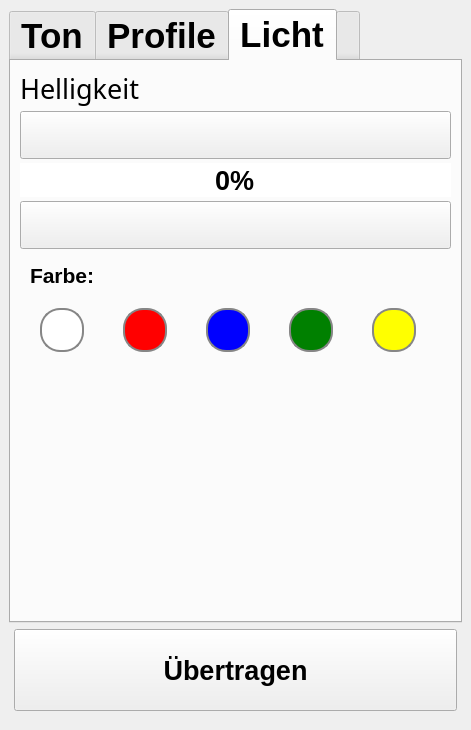
Sammasas/Klingelball-App, file klingelballui.ui: the form before one commit.
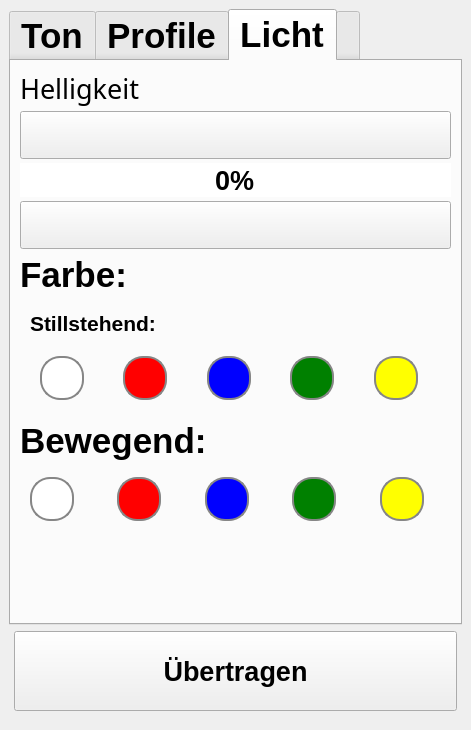
The form after the commit. The open tabs and pages were chosen to show the change. Icons and pictures are not drawn.

Patch:
```diff
--- a/klingelballui.ui
+++ b/klingelballui.ui
@@ -17,7 +17,7 @@
    <string notr="true">QPushButton{border-image: url(:/new/prefix1/ButtonUp.png);}</string>
   </property>
   <widget class="QWidget" name="centralwidget">
-   <layout class="QVBoxLayout" name="verticalLayout_2" stretch="20,3">
+   <layout class="QVBoxLayout" name="verticalLayout_2" stretch="0,3">
     <item>
      <widget class="QTabWidget" name="tabWidget">
       <property name="enabled">
@@ -919,7 +919,7 @@
        </attribute>
        <layout class="QVBoxLayout" name="verticalLayout_9">
         <item>
-         <layout class="QVBoxLayout" name="Helligkeit_Layout" stretch="4,4,4,4,0">
+         <layout class="QVBoxLayout" name="Helligkeit_Layout" stretch="4,4,4,4">
           <property name="spacing">
            <number>4</number>
           </property>
@@ -1047,38 +1047,48 @@
             </property>
            </widget>
           </item>
-          <item>
-           <layout class="QGridLayout" name="Stillstehend_Farbe_Layout" rowminimumheight="0,60">
-            <property name="leftMargin">
-             <number>10</number>
-            </property>
-            <property name="topMargin">
-             <number>10</number>
-            </property>
-            <property name="rightMargin">
-             <number>10</number>
-            </property>
-            <property name="bottomMargin">
-             <number>5</number>
-            </property>
-            <property name="verticalSpacing">
-             <number>10</number>
-            </property>
-            <item row="1" column="3">
-             <widget class="QRadioButton" name="radioButton_3">
-              <property name="styleSheet">
-               <string notr="true">QRadioButton{
+         </layout>
+        </item>
+        <item>
+         <widget class="QLabel" name="Farbe_Label">
+          <property name="text">
+           <string>Farbe:</string>
+          </property>
+         </widget>
+        </item>
+        <item>
+         <layout class="QGridLayout" name="Stillstehend_Farbe_Layout">
+          <property name="leftMargin">
+           <number>10</number>
+          </property>
+          <property name="topMargin">
+           <number>10</number>
+          </property>
+          <property name="rightMargin">
+           <number>10</number>
+          </property>
+          <property name="bottomMargin">
+           <number>5</number>
+          </property>
+          <property name="verticalSpacing">
+           <number>10</number>
+          </property>
+          <item row="1" column="1">
+           <widget class="QRadioButton" name="Stillstehend_Farbe_Weiss">
+            <property name="styleSheet">
+             <string notr="true">QRadioButton{
 	background-color: none;
 	margin-top: 10px;
 	margin-bottom: 10px;
 	margin-left: 10px;
 	margin-right: 10px;
 }
+
 QRadioButton::indicator{
-	background-color: blue;
+	background-color: white;
 	width: 40px;
 	height: 40px;
-	border: none;
+	border: 2px solid #868686;
 	border-radius: 20px;
 }
 
@@ -1089,17 +1099,18 @@
 QRadioButton::indicator::unchecked{
 	border: 2px solid #868686;
 }
+
 </string>
-              </property>
-              <property name="text">
-               <string/>
-              </property>
-             </widget>
-            </item>
-            <item row="1" column="2">
-             <widget class="QRadioButton" name="radioButton_2">
-              <property name="styleSheet">
-               <string notr="true">QRadioButton{
+            </property>
+            <property name="text">
+             <string/>
+            </property>
+           </widget>
+          </item>
+          <item row="1" column="2">
+           <widget class="QRadioButton" name="Stillstehend_Farbe_Rot">
+            <property name="styleSheet">
+             <string notr="true">QRadioButton{
 	background-color: none;
 	margin-top: 10px;
 	margin-bottom: 10px;
@@ -1122,16 +1133,16 @@
 border: 2px solid #868686;
 }
 </string>
-              </property>
-              <property name="text">
-               <string/>
-              </property>
-             </widget>
-            </item>
-            <item row="1" column="5">
-             <widget class="QRadioButton" name="radioButton_5">
-              <property name="styleSheet">
-               <string notr="true">QRadioButton{
+            </property>
+            <property name="text">
+             <string/>
+            </property>
+           </widget>
+          </item>
+          <item row="1" column="5">
+           <widget class="QRadioButton" name="Stillstehend_Farbe_Gelb">
+            <property name="styleSheet">
+             <string notr="true">QRadioButton{
 	background-color: none;
 	margin-top: 10px;
 	margin-bottom: 10px;
@@ -1155,23 +1166,55 @@
 	border: 2px solid #868686;
 }
 </string>
-              </property>
-              <property name="text">
-               <string/>
-              </property>
-             </widget>
-            </item>
-            <item row="1" column="4">
-             <widget class="QRadioButton" name="radioButton_4">
-              <property name="styleSheet">
-               <string notr="true">QRadioButton{
+            </property>
+            <property name="text">
+             <string/>
+            </property>
+           </widget>
+          </item>
+          <item row="1" column="3">
+           <widget class="QRadioButton" name="Stillstehend_Farbe_Blau">
+            <property name="styleSheet">
+             <string notr="true">QRadioButton{
 	background-color: none;
 	margin-top: 10px;
 	margin-bottom: 10px;
 	margin-left: 10px;
 	margin-right: 10px;
 }
+QRadioButton::indicator{
+	background-color: blue;
+	width: 40px;
+	height: 40px;
+	border: none;
+	border-radius: 20px;
+}
 
+QRadioButton::indicator::checked{
+	border: 4px solid black;
+}
+
+QRadioButton::indicator::unchecked{
+	border: 2px solid #868686;
+}
+</string>
+            </property>
+            <property name="text">
+             <string/>
+            </property>
+           </widget>
+          </item>
+          <item row="1" column="4">
+           <widget class="QRadioButton" name="Stillstehend_Farbe_Gruen">
+            <property name="styleSheet">
+             <string notr="true">QRadioButton{
+	background-color: none;
+	margin-top: 10px;
+	margin-bottom: 10px;
+	margin-left: 10px;
+	margin-right: 10px;
+}
+
 QRadioButton::indicator{
 	background-color: green;
 	width: 40px;
@@ -1188,23 +1231,72 @@
 	border: 2px solid #868686;
 }
 </string>
-              </property>
-              <property name="text">
-               <string/>
-              </property>
-             </widget>
-            </item>
-            <item row="1" column="1">
-             <widget class="QRadioButton" name="radioButton">
-              <property name="styleSheet">
-               <string notr="true">QRadioButton{
+            </property>
+            <property name="text">
+             <string/>
+            </property>
+           </widget>
+          </item>
+          <item row="0" column="1" colspan="4">
+           <widget class="QLabel" name="Stillstehend_Farbe_label">
+            <property name="font">
+             <font>
+              <pointsize>16</pointsize>
+              <bold>true</bold>
+             </font>
+            </property>
+            <property name="text">
+             <string>Stillstehend:</string>
+            </property>
+           </widget>
+          </item>
+         </layout>
+        </item>
+        <item>
+         <layout class="QGridLayout" name="gridLayout_3">
+          <item row="1" column="2">
+           <widget class="QRadioButton" name="Bewegend_Farbe_Blau">
+            <property name="styleSheet">
+             <string notr="true">QRadioButton{
 	background-color: none;
 	margin-top: 10px;
 	margin-bottom: 10px;
 	margin-left: 10px;
 	margin-right: 10px;
 }
+QRadioButton::indicator{
+	background-color: blue;
+	width: 40px;
+	height: 40px;
+	border: none;
+	border-radius: 20px;
+}
 
+QRadioButton::indicator::checked{
+	border: 4px solid black;
+}
+
+QRadioButton::indicator::unchecked{
+	border: 2px solid #868686;
+}
+</string>
+            </property>
+            <property name="text">
+             <string/>
+            </property>
+           </widget>
+          </item>
+          <item row="1" column="0">
+           <widget class="QRadioButton" name="Bewegend_Farbe_Weiss">
+            <property name="styleSheet">
+             <string notr="true">QRadioButton{
+	background-color: none;
+	margin-top: 10px;
+	margin-bottom: 10px;
+	margin-left: 10px;
+	margin-right: 10px;
+}
+
 QRadioButton::indicator{
 	background-color: white;
 	width: 40px;
@@ -1222,26 +1314,116 @@
 }
 
 </string>
-              </property>
-              <property name="text">
-               <string/>
-              </property>
-             </widget>
-            </item>
-            <item row="0" column="1">
-             <widget class="QLabel" name="label">
-              <property name="font">
-               <font>
-                <pointsize>16</pointsize>
-                <bold>true</bold>
-               </font>
-              </property>
-              <property name="text">
-               <string>Farbe:</string>
-              </property>
-             </widget>
-            </item>
-           </layout>
+            </property>
+            <property name="text">
+             <string/>
+            </property>
+           </widget>
+          </item>
+          <item row="1" column="3">
+           <widget class="QRadioButton" name="Bewegend_Farbe_Gruen">
+            <property name="styleSheet">
+             <string notr="true">QRadioButton{
+	background-color: none;
+	margin-top: 10px;
+	margin-bottom: 10px;
+	margin-left: 10px;
+	margin-right: 10px;
+}
+
+QRadioButton::indicator{
+	background-color: green;
+	width: 40px;
+	height: 40px;
+	border: none;
+	border-radius: 20px;
+}
+
+QRadioButton::indicator::checked{
+	border: 4px solid black;
+}
+
+QRadioButton::indicator::unchecked{
+	border: 2px solid #868686;
+}
+</string>
+            </property>
+            <property name="text">
+             <string/>
+            </property>
+           </widget>
+          </item>
+          <item row="1" column="1">
+           <widget class="QRadioButton" name="Bewegend_Farbe_Rot">
+            <property name="styleSheet">
+             <string notr="true">QRadioButton{
+	background-color: none;
+	margin-top: 10px;
+	margin-bottom: 10px;
+	margin-left: 10px;
+	margin-right: 10px;
+}
+QRadioButton::indicator{
+	background-color: red;
+	width: 40px;
+	height: 40px;
+	border: none;
+	border-radius: 20px;
+}
+
+QRadioButton::indicator::checked{
+	border: 4px solid black;
+}
+
+QRadioButton::indicator::unchecked{
+border: 2px solid #868686;
+}
+</string>
+            </property>
+            <property name="text">
+             <string/>
+            </property>
+           </widget>
+          </item>
+          <item row="1" column="4">
+           <widget class="QRadioButton" name="Bewegend_Farbe_Gelb">
+            <property name="styleSheet">
+             <string notr="true">QRadioButton{
+	background-color: none;
+	margin-top: 10px;
+	margin-bottom: 10px;
+	margin-left: 10px;
+	margin-right: 10px;
+}
+
+QRadioButton::indicator{
+	background-color: yellow;
+	width: 40px;
+	height: 40px;
+	border: none;
+	border-radius: 20px;
+}
+
+QRadioButton::indicator::checked{
+	border: 4px solid black;
+}
+
+QRadioButton::indicator::unchecked{
+	border: 2px solid #868686;
+}
+</string>
+            </property>
+            <property name="text">
+             <string/>
+            </property>
+           </widget>
+          </item>
+          <item row="0" column="0" colspan="5">
+           <widget class="QLabel" name="Bewegend_Farbe_Label">
+            <property name="text">
+             <string>Bewegend:</string>
+            </property>
+           </widget>
           </item>
          </layout>
         </item>
@@ -1464,7 +1646,7 @@
         <property name="minimumSize">
          <size>
           <width>0</width>
-          <height>0</height>
+          <height>80</height>
          </size>
         </property>
         <property name="font">
```
Left out of the diff: 254 changed lines with no effect on the pictures.
